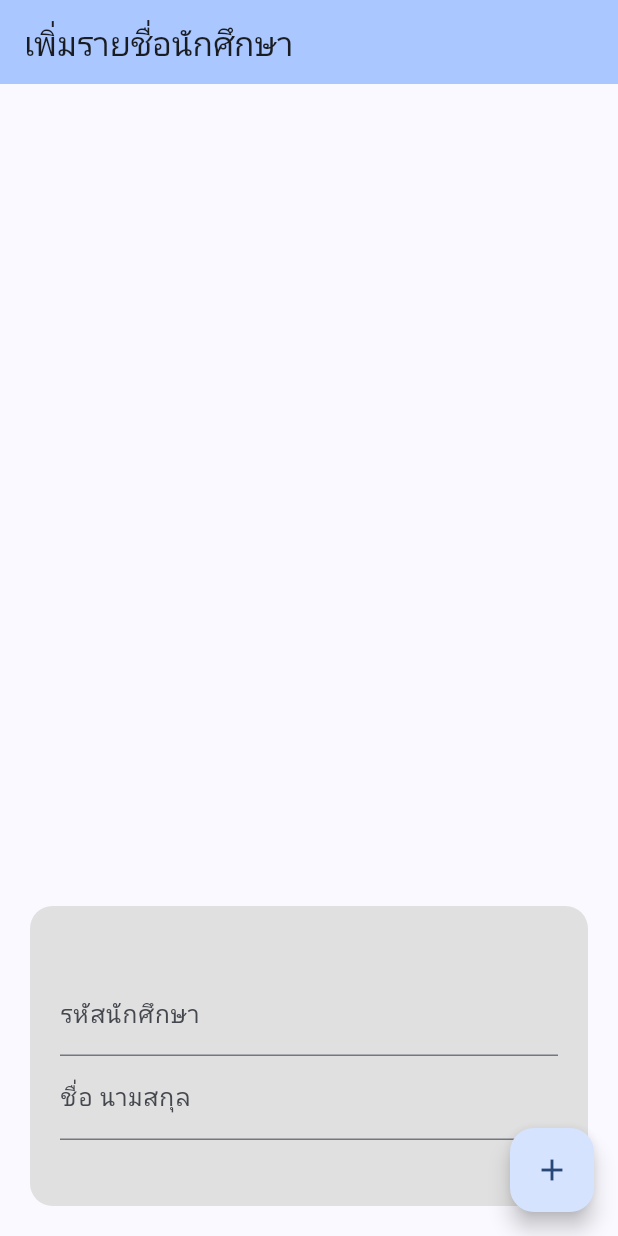
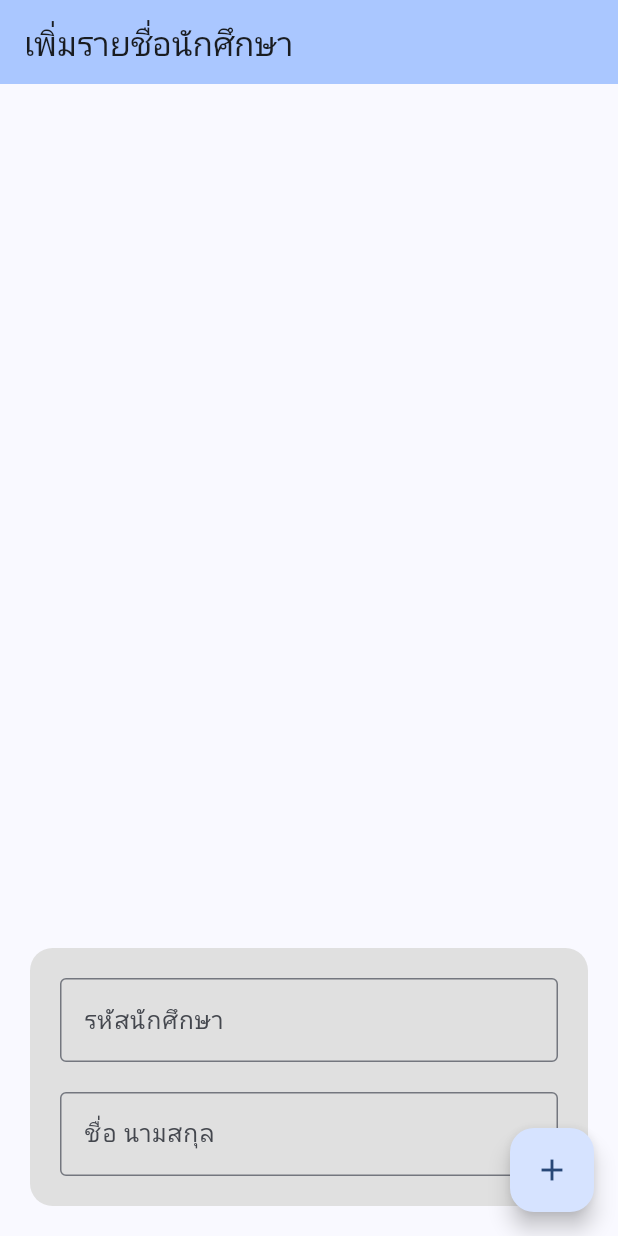
Before and after one commit to Fexx745/Flutter_Lab7, a Flutter app: the screen it shows after launch, after a tap on the "add" icon, on a phone screen of 412 x 824 dp. Run offline on Flutter 3.47's test engine with Material 3 defaults, Android fonts, the phone set to English and light mode, and no system bars.

Commit message:
อย่าลืม flutter pub get

```diff
--- a/lib/main.dart
+++ b/lib/main.dart
@@ -1,8 +1,12 @@
 import 'package:flutter/material.dart';
+import 'package:path_provider/path_provider.dart';
+import 'dart:io';
 
 void main() {
   runApp(const MyApp());
 }
+
+final _listviewScrollController = ScrollController();
 
 class MyApp extends StatelessWidget {
   const MyApp({super.key});
@@ -43,8 +47,31 @@ class _MyHomePageState extends State<MyHomePage> {
         _items.add('$id $name');
         _studentIdController.clear();
         _studentNameController.clear();
+        _listviewScrollController.animateTo(
+            _listviewScrollController.position.maxScrollExtent + 30,
+            curve: Curves.easeOut,
+            duration: const Duration(milliseconds: 500));
+        saveFile();
       }
     });
+  }
+
+  Future<String> getFilePath() async {
+    Directory appDocumentsDirectory = await getApplicationDocumentsDirectory();
+    String appDocumentsPath = appDocumentsDirectory.path;
+    String filePath = '$appDocumentsPath/demoText.txt';
+
+    return filePath;
+  }
+
+  void saveFile() async {
+    File file = File(await getFilePath());
+
+    // เขียนข้อมูลรายการนักศึกษาลงในไฟล์
+    String data = _items.join('\n');
+    await file.writeAsString(data);
+
+    print('File saved successfully at ${file.path}');
   }
 
   void _removeItem(int index) {
@@ -64,6 +91,7 @@ class _MyHomePageState extends State<MyHomePage> {
         children: <Widget>[
           Expanded(
             child: ListView.separated(
+              controller: _listviewScrollController,
               itemCount: _items.length,
               itemBuilder: (BuildContext context, int index) {
                 return ListTile(
@@ -72,7 +100,10 @@ class _MyHomePageState extends State<MyHomePage> {
                     style: TextStyle(fontSize: 14),
                   ),
                   trailing: IconButton(
-                    icon: const Icon(Icons.cancel),
+                    icon: const Icon(
+                      Icons.cancel,
+                      size: 20,
+                    ),
                     onPressed: () => _removeItem(index),
                     color: Colors.black,
                   ),
@@ -87,7 +118,6 @@ class _MyHomePageState extends State<MyHomePage> {
             ),
           ),
           Container(
-            height: 200,
             padding: const EdgeInsets.all(20),
             margin: const EdgeInsets.all(20),
             decoration: BoxDecoration(
@@ -99,13 +129,18 @@ class _MyHomePageState extends State<MyHomePage> {
               children: <Widget>[
                 TextField(
                   controller: _studentIdController,
-                  decoration: InputDecoration(
+                  decoration: const InputDecoration(
+                    border: OutlineInputBorder(),
                     labelText: 'รหัสนักศึกษา',
                   ),
                 ),
+                SizedBox(
+                  height: 20,
+                ),
                 TextField(
                   controller: _studentNameController,
-                  decoration: InputDecoration(
+                  decoration: const InputDecoration(
+                    border: OutlineInputBorder(),
                     labelText: 'ชื่อ นามสกุล',
                   ),
                 ),
--- a/pubspec.yaml
+++ b/pubspec.yaml
@@ -35,6 +35,8 @@ dependencies:
   # The following adds the Cupertino Icons font to your application.
   # Use with the CupertinoIcons class for iOS style icons.
   cupertino_icons: ^1.0.6
+  path_provider: ^2.1.4
+
 
 dev_dependencies:
   flutter_test:
```
Also changed, not shown: pubspec.lock, 1 other file.
